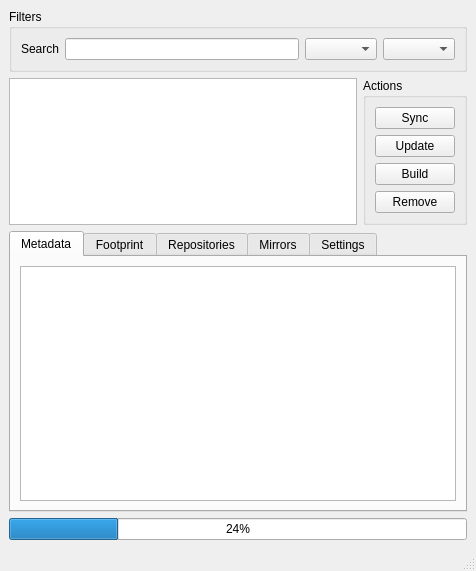
fluxer/bfp, file src/spm/gui.ui: the form before one commit.
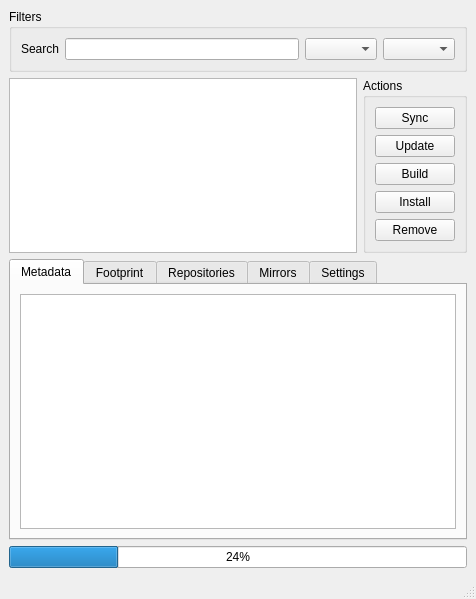
The form after the commit.

Commit message: updated GUI to make use of the binary mode; updated tooltips of the GUI widgets; fixup src_url being undefined in certain cases in Binary mode

```diff
--- a/src/spm/gui.ui
+++ b/src/spm/gui.ui
@@ -74,6 +74,16 @@
          </property>
         </widget>
        </item>
+       <item>
+        <widget class="QPushButton" name="installButton">
+         <property name="toolTip">
+          <string>Install selected target from pre-build tarball</string>
+         </property>
+         <property name="text">
+          <string>Install</string>
+         </property>
+        </widget>
+       </item>
        <item>
         <widget class="QPushButton" name="removeButton">
          <property name="text">
```
Left out of the diff: 129 changed lines with no effect on the pictures. The commit also changes 4 other files.
